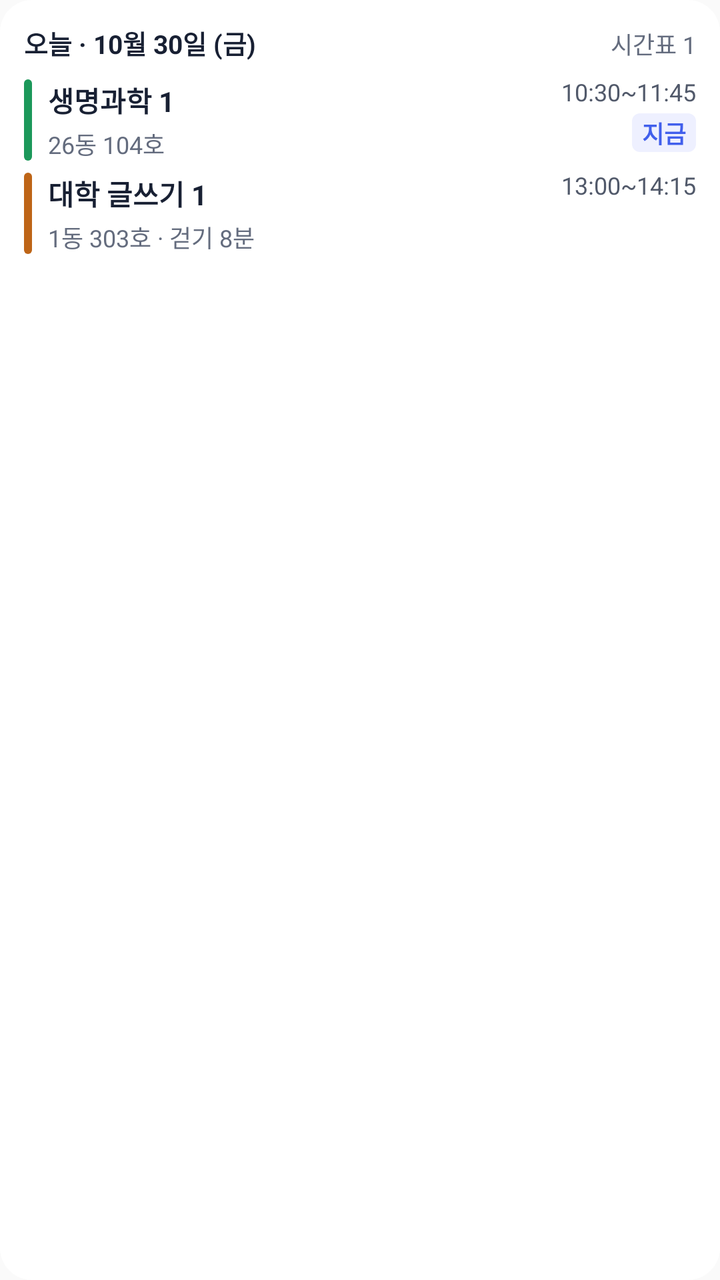
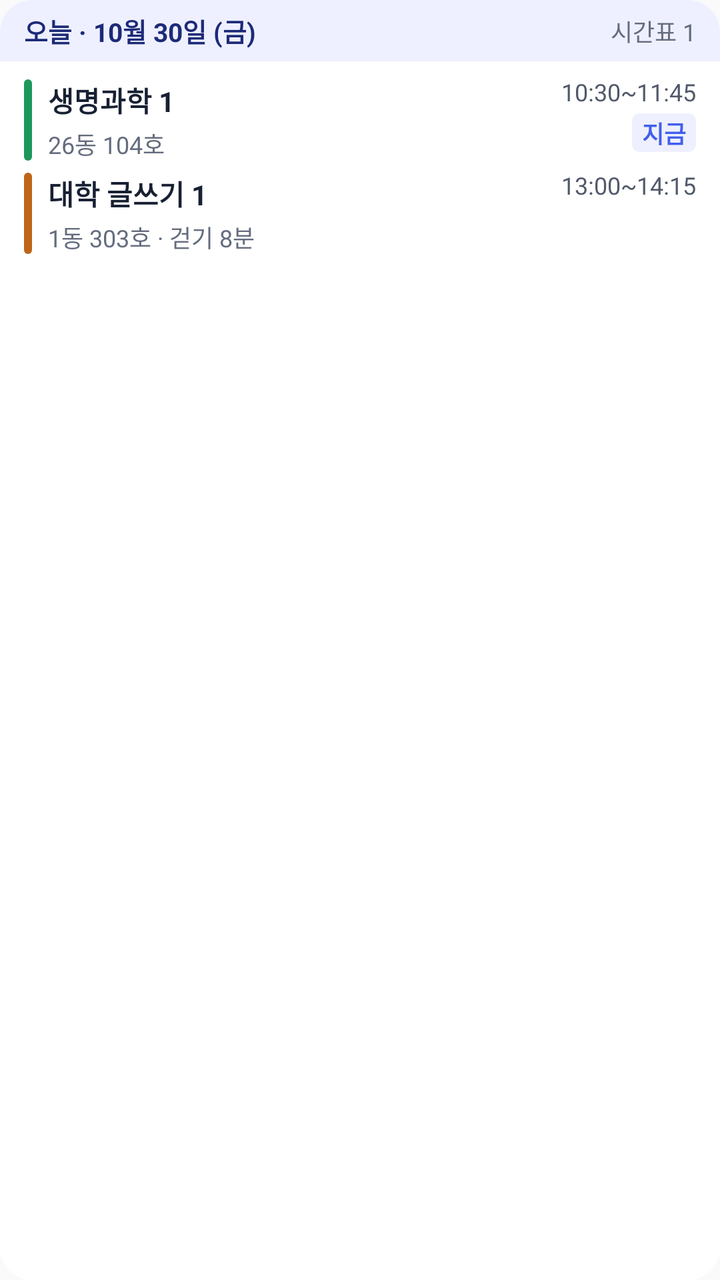

The first picture is an Android layout as it rendered before a commit; the second is the same layout after the commit. The layout source and the unified diff follow.
<!-- AndroidManifest.xml: application theme AppTheme -->
<!-- res/layout/widget_today_preview.xml -->
<?xml version="1.0" encoding="utf-8"?>
<LinearLayout xmlns:android="http://schemas.android.com/apk/res/android"
    android:layout_width="match_parent"
    android:layout_height="match_parent"
    android:background="@drawable/widget_bg"
    android:orientation="vertical"
    android:padding="12dp">

    <LinearLayout
        android:layout_width="match_parent"
        android:layout_height="wrap_content"
        android:orientation="horizontal">

        <TextView
            style="@style/TTWWidget.Heading"
            android:layout_width="0dp"
            android:layout_weight="1"
            android:text="@string/w_preview_today" />

        <TextView
            style="@style/TTWWidget.Caption"
            android:text="@string/w_preview_title" />
    </LinearLayout>

    <LinearLayout
        android:layout_width="match_parent"
        android:layout_height="wrap_content"
        android:layout_marginTop="6dp"
        android:orientation="horizontal"
        android:paddingTop="3dp"
        android:paddingBottom="3dp">

        <ImageView
            android:layout_width="4dp"
            android:layout_height="match_parent"
            android:layout_marginEnd="8dp"
            android:background="@drawable/widget_mark_item1"
            android:importantForAccessibility="no" />

        <LinearLayout
            android:layout_width="0dp"
            android:layout_height="wrap_content"
            android:layout_weight="1"
            android:orientation="vertical">

            <TextView
                style="@style/TTWWidget.RowName"
                android:text="@string/w_preview_name" />

            <TextView
                style="@style/TTWWidget.RowSub"
                android:layout_marginTop="3dp"
                android:text="@string/w_preview_place" />
        </LinearLayout>

        <LinearLayout
            android:layout_width="wrap_content"
            android:layout_height="wrap_content"
            android:layout_marginStart="8dp"
            android:gravity="end"
            android:orientation="vertical">

            <TextView
                style="@style/TTWWidget.RowTime"
                android:text="@string/w_preview_time" />

            <TextView
                style="@style/TTWWidget.Tag"
                android:layout_marginTop="3dp"
                android:text="@string/w_now_tag" />
        </LinearLayout>
    </LinearLayout>

    <LinearLayout
        android:layout_width="match_parent"
        android:layout_height="wrap_content"
        android:orientation="horizontal"
        android:paddingTop="3dp"
        android:paddingBottom="3dp">

        <ImageView
            android:layout_width="4dp"
            android:layout_height="match_parent"
            android:layout_marginEnd="8dp"
            android:background="@drawable/widget_mark_item2"
            android:importantForAccessibility="no" />

        <LinearLayout
            android:layout_width="0dp"
            android:layout_height="wrap_content"
            android:layout_weight="1"
            android:orientation="vertical">

            <TextView
                style="@style/TTWWidget.RowName"
                android:text="@string/w_preview_name2" />

            <TextView
                style="@style/TTWWidget.RowSub"
                android:layout_marginTop="3dp"
                android:text="@string/w_preview_sub2" />
        </LinearLayout>

        <TextView
            style="@style/TTWWidget.RowTime"
            android:layout_marginStart="8dp"
            android:text="@string/w_preview_time2" />
    </LinearLayout>
</LinearLayout>
<!-- resources referenced by this layout -->
<resources>
  <!-- drawable widget_bg (drawable) -->
  <?xml version="1.0" encoding="utf-8"?>
  <shape xmlns:android="http://schemas.android.com/apk/res/android" android:shape="rectangle">
      <solid android:color="@color/widget_bg" />
      <corners android:radius="16dp" />
  </shape>
  <!-- drawable widget_mark_item1 (drawable) -->
  <?xml version="1.0" encoding="utf-8"?>
  <shape xmlns:android="http://schemas.android.com/apk/res/android" android:shape="rectangle">
      <solid android:color="@color/widget_mark_item1" />
      <corners android:radius="2dp" />
  </shape>
  <!-- drawable widget_mark_item2 (drawable) -->
  <?xml version="1.0" encoding="utf-8"?>
  <shape xmlns:android="http://schemas.android.com/apk/res/android" android:shape="rectangle">
      <solid android:color="@color/widget_mark_item2" />
      <corners android:radius="2dp" />
  </shape>
  <string name="w_now_tag">지금</string>
  <string name="w_preview_name">생명과학 1</string>
  <string name="w_preview_name2">대학 글쓰기 1</string>
  <string name="w_preview_place">26동 104호</string>
  <string name="w_preview_sub2">1동 303호 · 걷기 8분</string>
  <string name="w_preview_time">10:30~11:45</string>
  <string name="w_preview_time2">13:00~14:15</string>
  <string name="w_preview_title">시간표 1</string>
  <string name="w_preview_today">오늘 · 10월 30일 (금)</string>
  <style name="TTWWidget.Caption">
          <item name="android:layout_width">wrap_content</item>
          <item name="android:layout_height">wrap_content</item>
          <item name="android:textSize">12sp</item>
          <item name="android:textColor">@color/widget_text3</item>
          <item name="android:maxLines">1</item>
          <item name="android:ellipsize">end</item>
          <item name="android:includeFontPadding">false</item>
      </style>
  <style name="TTWWidget.Heading">
          <item name="android:layout_width">wrap_content</item>
          <item name="android:layout_height">wrap_content</item>
          <item name="android:textSize">13sp</item>
          <item name="android:textStyle">bold</item>
          <item name="android:textColor">@color/widget_text</item>
          <item name="android:maxLines">1</item>
          <item name="android:ellipsize">end</item>
          <item name="android:includeFontPadding">false</item>
      </style>
  <style name="AppTheme" parent="Theme.AppCompat.Light.DarkActionBar">
          
          <item name="colorPrimary">@color/colorPrimary</item>
          <item name="colorPrimaryDark">@color/colorPrimaryDark</item>
          <item name="colorAccent">@color/colorAccent</item>
      </style>
  <color name="widget_bg">#FFFFFF</color>
  <color name="widget_mark_item1">#1C985A</color>
  <color name="widget_mark_item2">#BE6517</color>
  <color name="widget_text3">#646C7E</color>
  <color name="widget_text">#182033</color>
  <color name="widget_text2">#51596A</color>
  <color name="widget_accent">#415FEC</color>
  <!-- drawable widget_tag_now (drawable) -->
  <?xml version="1.0" encoding="utf-8"?>
  <shape xmlns:android="http://schemas.android.com/apk/res/android" android:shape="rectangle">
      <solid android:color="@color/widget_accent_weak" />
      <corners android:radius="4dp" />
  </shape>
  <color name="widget_accent_weak">#EEF0FF</color>
  <!-- unchanged entries left out for length: 4 -->
</resources>

<!-- the commit's change to res/layout/widget_today_preview.xml (unified diff, before → after) -->
@@ -3,107 +3,123 @@
     android:layout_width="match_parent"
     android:layout_height="match_parent"
     android:background="@drawable/widget_bg"
-    android:orientation="vertical"
-    android:padding="12dp">
+    android:orientation="vertical">
 
     <LinearLayout
         android:layout_width="match_parent"
         android:layout_height="wrap_content"
-        android:orientation="horizontal">
+        android:background="@drawable/widget_band"
+        android:gravity="center_vertical"
+        android:orientation="horizontal"
+        android:paddingStart="12dp"
+        android:paddingTop="6dp"
+        android:paddingEnd="12dp"
+        android:paddingBottom="6dp">
 
         <TextView
-            style="@style/TTWWidget.Heading"
+            style="@style/TTWWidget.BandTitle"
             android:layout_width="0dp"
             android:layout_weight="1"
             android:text="@string/w_preview_today" />
 
         <TextView
-            style="@style/TTWWidget.Caption"
+            style="@style/TTWWidget.BandText"
+            android:layout_marginStart="8dp"
             android:text="@string/w_preview_title" />
     </LinearLayout>
 
     <LinearLayout
         android:layout_width="match_parent"
-        android:layout_height="wrap_content"
-        android:layout_marginTop="6dp"
-        android:orientation="horizontal"
-        android:paddingTop="3dp"
-        android:paddingBottom="3dp">
-
-        <ImageView
-            android:layout_width="4dp"
-            android:layout_height="match_parent"
-            android:layout_marginEnd="8dp"
-            android:background="@drawable/widget_mark_item1"
-            android:importantForAccessibility="no" />
+        android:layout_height="0dp"
+        android:layout_weight="1"
+        android:orientation="vertical"
+        android:paddingStart="12dp"
+        android:paddingTop="6dp"
+        android:paddingEnd="12dp"
+        android:paddingBottom="12dp">
 
         <LinearLayout
-            android:layout_width="0dp"
+            android:layout_width="match_parent"
             android:layout_height="wrap_content"
-            android:layout_weight="1"
-            android:orientation="vertical">
+            android:orientation="horizontal"
+            android:paddingTop="3dp"
+            android:paddingBottom="3dp">
 
-            <TextView
-                style="@style/TTWWidget.RowName"
-                android:text="@string/w_preview_name" />
+            <ImageView
+                android:layout_width="4dp"
+                android:layout_height="match_parent"
+                android:layout_marginEnd="8dp"
+                android:background="@drawable/widget_mark_item1"
+                android:importantForAccessibility="no" />
 
-            <TextView
-                style="@style/TTWWidget.RowSub"
-                android:layout_marginTop="3dp"
-                android:text="@string/w_preview_place" />
+            <LinearLayout
+                android:layout_width="0dp"
+                android:layout_height="wrap_content"
+                android:layout_weight="1"
+                android:orientation="vertical">
+
+                <TextView
+                    style="@style/TTWWidget.RowName"
+                    android:text="@string/w_preview_name" />
+
+                <TextView
+                    style="@style/TTWWidget.RowSub"
+                    android:layout_marginTop="3dp"
+                    android:text="@string/w_preview_place" />
+            </LinearLayout>
+
+            <LinearLayout
+                android:layout_width="wrap_content"
+                android:layout_height="wrap_content"
+                android:layout_marginStart="8dp"
+                android:gravity="end"
+                android:orientation="vertical">
+
+                <TextView
+                    style="@style/TTWWidget.RowTime"
+                    android:text="@string/w_preview_time" />
+
+                <TextView
+                    style="@style/TTWWidget.Tag"
+                    android:layout_marginTop="3dp"
+                    android:text="@string/w_now_tag" />
+            </LinearLayout>
         </LinearLayout>
 
         <LinearLayout
-            android:layout_width="wrap_content"
+            android:layout_width="match_parent"
             android:layout_height="wrap_content"
-            android:layout_marginStart="8dp"
-            android:gravity="end"
-            android:orientation="vertical">
+            android:orientation="horizontal"
+            android:paddingTop="3dp"
+            android:paddingBottom="3dp">
+
+            <ImageView
+                android:layout_width="4dp"
+                android:layout_height="match_parent"
+                android:layout_marginEnd="8dp"
+                android:background="@drawable/widget_mark_item2"
+                android:importantForAccessibility="no" />
+
+            <LinearLayout
+                android:layout_width="0dp"
+                android:layout_height="wrap_content"
+                android:layout_weight="1"
+                android:orientation="vertical">
+
+                <TextView
+                    style="@style/TTWWidget.RowName"
+                    android:text="@string/w_preview_name2" />
+
+                <TextView
+                    style="@style/TTWWidget.RowSub"
+                    android:layout_marginTop="3dp"
+                    android:text="@string/w_preview_sub2" />
+            </LinearLayout>
 
             <TextView
                 style="@style/TTWWidget.RowTime"
-                android:text="@string/w_preview_time" />
-
-            <TextView
-                style="@style/TTWWidget.Tag"
-                android:layout_marginTop="3dp"
-                android:text="@string/w_now_tag" />
+                android:layout_marginStart="8dp"
+                android:text="@string/w_preview_time2" />
         </LinearLayout>
     </LinearLayout>
-
-    <LinearLayout
-        android:layout_width="match_parent"
-        android:layout_height="wrap_content"
-        android:orientation="horizontal"
-        android:paddingTop="3dp"
-        android:paddingBottom="3dp">
-
-        <ImageView
-            android:layout_width="4dp"
-            android:layout_height="match_parent"
-            android:layout_marginEnd="8dp"
-            android:background="@drawable/widget_mark_item2"
-            android:importantForAccessibility="no" />
-
-        <LinearLayout
-            android:layout_width="0dp"
-            android:layout_height="wrap_content"
-            android:layout_weight="1"
-            android:orientation="vertical">
-
-            <TextView
-                style="@style/TTWWidget.RowName"
-                android:text="@string/w_preview_name2" />
-
-            <TextView
-                style="@style/TTWWidget.RowSub"
-                android:layout_marginTop="3dp"
-                android:text="@string/w_preview_sub2" />
-        </LinearLayout>
-
-        <TextView
-            style="@style/TTWWidget.RowTime"
-            android:layout_marginStart="8dp"
-            android:text="@string/w_preview_time2" />
-    </LinearLayout>
 </LinearLayout>
<!-- resource entries referenced after the edit -->
@@ -1,5 +1,15 @@
 <!-- resources referenced by this layout -->
 <resources>
+  <!-- drawable widget_band (drawable) -->
+  <?xml version="1.0" encoding="utf-8"?>
+  <shape xmlns:android="http://schemas.android.com/apk/res/android" android:shape="rectangle">
+      <solid android:color="@color/widget_band" />
+      <corners
+          android:bottomLeftRadius="0dp"
+          android:bottomRightRadius="0dp"
+          android:topLeftRadius="16dp"
+          android:topRightRadius="16dp" />
+  </shape>
   <!-- drawable widget_bg (drawable) -->
   <?xml version="1.0" encoding="utf-8"?>
   <shape xmlns:android="http://schemas.android.com/apk/res/android" android:shape="rectangle">
@@ -27,21 +37,21 @@
   <string name="w_preview_time2">13:00~14:15</string>
   <string name="w_preview_title">시간표 1</string>
   <string name="w_preview_today">오늘 · 10월 30일 (금)</string>
-  <style name="TTWWidget.Caption">
+  <style name="TTWWidget.BandText">
           <item name="android:layout_width">wrap_content</item>
           <item name="android:layout_height">wrap_content</item>
           <item name="android:textSize">12sp</item>
-          <item name="android:textColor">@color/widget_text3</item>
+          <item name="android:textColor">@color/widget_on_band3</item>
           <item name="android:maxLines">1</item>
           <item name="android:ellipsize">end</item>
           <item name="android:includeFontPadding">false</item>
       </style>
-  <style name="TTWWidget.Heading">
+  <style name="TTWWidget.BandTitle">
           <item name="android:layout_width">wrap_content</item>
           <item name="android:layout_height">wrap_content</item>
           <item name="android:textSize">13sp</item>
           <item name="android:textStyle">bold</item>
-          <item name="android:textColor">@color/widget_text</item>
+          <item name="android:textColor">@color/widget_on_band</item>
           <item name="android:maxLines">1</item>
           <item name="android:ellipsize">end</item>
           <item name="android:includeFontPadding">false</item>
@@ -52,9 +62,12 @@
           <item name="colorPrimaryDark">@color/colorPrimaryDark</item>
           <item name="colorAccent">@color/colorAccent</item>
       </style>
+  <color name="widget_band">#EEF0FF</color>
   <color name="widget_bg">#FFFFFF</color>
   <color name="widget_mark_item1">#1C985A</color>
   <color name="widget_mark_item2">#BE6517</color>
+  <color name="widget_on_band3">#646C7E</color>
+  <color name="widget_on_band">#1D2A78</color>
   <color name="widget_text3">#646C7E</color>
   <color name="widget_text">#182033</color>
   <color name="widget_text2">#51596A</color>
